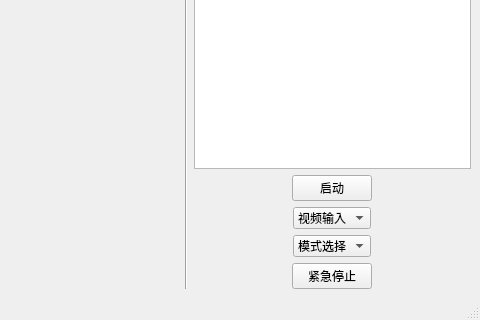
This is ui/mainUi.ui in clint456/PySide6-Project as Qt 5 draws it before an edit; both pictures show x 800 to 1280 and y 400 to 720 of the 1280 by 720 pixel window. The edited form follows.
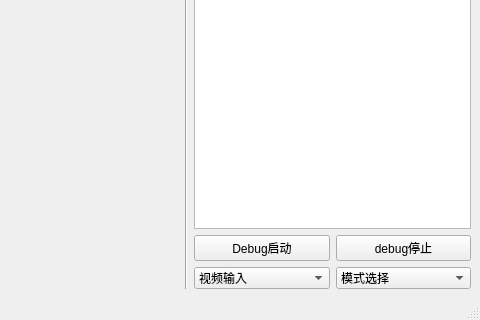
This is the edited form. Icons and pictures are not drawn.

Diff of the .ui file:
```diff
--- a/ui/mainUi.ui
+++ b/ui/mainUi.ui
@@ -26,7 +26,7 @@
    <property name="styleSheet">
     <string notr="true"/>
    </property>
-   <layout class="QHBoxLayout" name="horizontalLayout_2">
+   <layout class="QVBoxLayout" name="verticalLayout_3">
     <item>
      <layout class="QVBoxLayout" name="verticalLayout_2" stretch="0">
       <property name="spacing">
@@ -76,14 +76,9 @@
             </property>
            </widget>
           </item>
-          <item alignment="Qt::AlignHCenter">
-           <widget class="QPushButton" name="start_btn">
-            <property name="text">
-             <string>启动</string>
-            </property>
-           </widget>
-          </item>
-          <item alignment="Qt::AlignHCenter">
+          <item>
+           <layout class="QGridLayout" name="gridLayout_2">
+            <item row="1" column="0">
            <widget class="QComboBox" name="frame_sw">
             <item>
              <property name="text">
@@ -110,7 +105,21 @@
             </item>
            </widget>
           </item>
-          <item alignment="Qt::AlignHCenter">
+            <item row="0" column="0">
+             <widget class="QPushButton" name="start_btn">
+              <property name="text">
+               <string>Debug启动</string>
+              </property>
+             </widget>
+            </item>
+            <item row="0" column="1">
+             <widget class="QPushButton" name="stop_btn">
+              <property name="text">
+               <string>debug停止</string>
+              </property>
+             </widget>
+            </item>
+            <item row="1" column="1">
            <widget class="QComboBox" name="mode_sw">
             <item>
              <property name="text">
@@ -134,12 +143,7 @@
             </item>
            </widget>
           </item>
-          <item alignment="Qt::AlignHCenter">
-           <widget class="QPushButton" name="stop_btn">
-            <property name="text">
-             <string>紧急停止</string>
-            </property>
-           </widget>
+           </layout>
           </item>
          </layout>
         </item>
```
Lines whose indentation alone changed are shown as unchanged.
